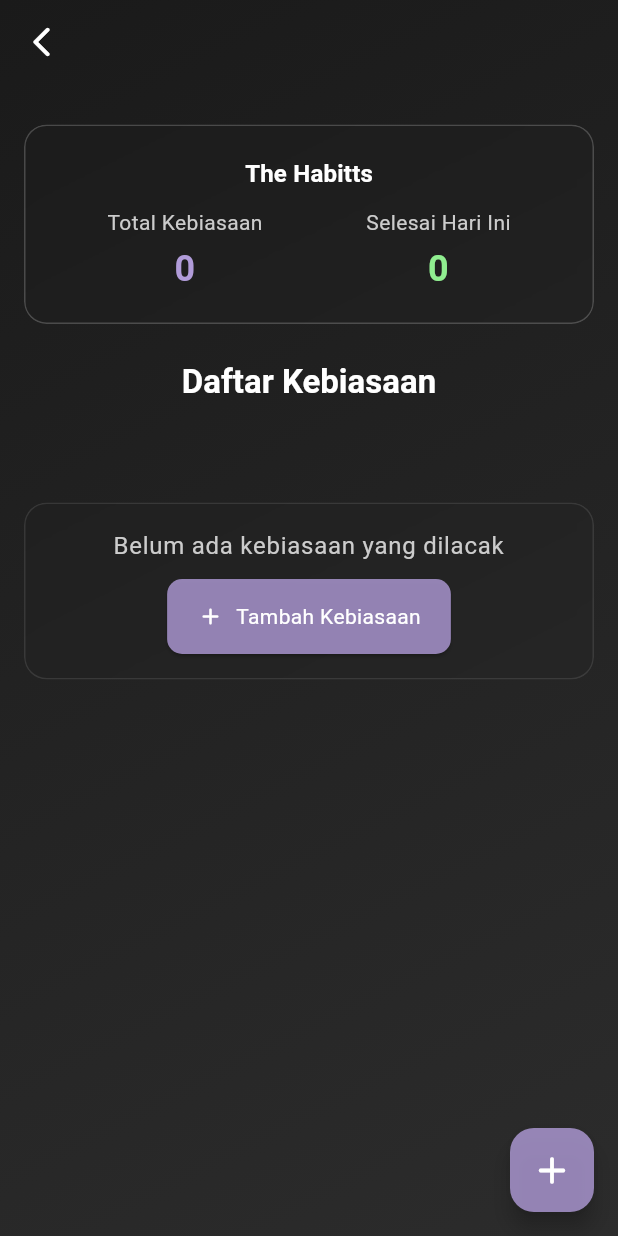
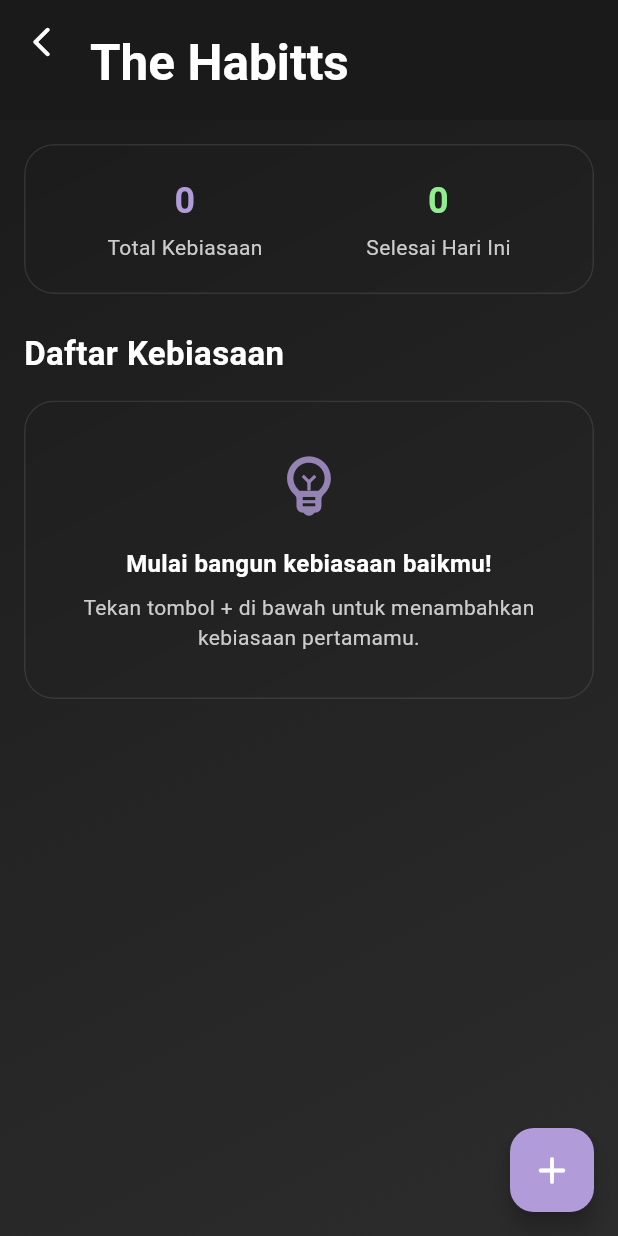
Before and after one commit to wahyualif23014/HirudoraXriverpod, a Flutter app: the HabitsPage screen opened by its route, on a phone screen of 412 x 824 dp. Run offline on Flutter 3.47's test engine with Material 3 defaults, Android fonts, the phone set to English and light mode, and no system bars; our stand-ins replace dartz, equatable, firebase_core, flutter_riverpod, flutter_slidable, go_router and 2 more; accounts and stored records are empty; generated files the repository leaves out were written again.

Commit message:
new tanggal 6 habits_page habits_detail

```diff
--- a/lib/features/habits/presentation/page/habits_page.dart
+++ b/lib/features/habits/presentation/page/habits_page.dart
@@ -9,242 +9,308 @@ import '../../../../core/widgets/app_scaffold.dart';
 import '../../../../core/widgets/glass_container.dart';
 import '../../../../app/themes/colors.dart';
 import '../../../../app/routes/routes.dart';
+import '../../../../app/themes/app_theme.dart'; // Impor AppTextStyles
 
 class HabitsPage extends ConsumerWidget {
   const HabitsPage({super.key});
 
+  // Dialog konfirmasi hapus, tidak ada perubahan
   Future<bool> _showConfirmDeleteDialog(BuildContext context) async {
     return await showDialog(
           context: context,
-      builder: (context) => AlertDialog(
+          builder:
+              (context) => AlertDialog(
                 backgroundColor: AppColors.secondaryBackground,
-        shape: RoundedRectangleBorder(borderRadius: BorderRadius.circular(20)),
-        title: Text('Hapus Kebiasaan?', style: Theme.of(context).textTheme.titleLarge?.copyWith(color: AppColors.primaryText)),
-        content: Text('Yakin ingin menghapus kebiasaan ini? Semua catatan penyelesaian juga akan terhapus.', style: Theme.of(context).textTheme.bodyMedium?.copyWith(color: AppColors.secondaryText)),
+                shape: RoundedRectangleBorder(
+                  borderRadius: BorderRadius.circular(20),
+                ),
+                title: Text(
+                  'Hapus Kebiasaan?',
+                  style: Theme.of(context).textTheme.titleLarge?.copyWith(
+                    color: AppColors.primaryText,
+                  ),
+                ),
+                content: Text(
+                  'Yakin ingin menghapus kebiasaan ini? Semua catatan penyelesaian juga akan terhapus.',
+                  style: Theme.of(context).textTheme.bodyMedium?.copyWith(
+                    color: AppColors.secondaryText,
+                  ),
+                ),
                 actions: [
                   TextButton(
                     onPressed: () => Navigator.of(context).pop(false),
-            child: const Text('Batal', style: TextStyle(color: AppColors.secondaryText)),
+                    child: const Text(
+                      'Batal',
+                      style: TextStyle(color: AppColors.secondaryText),
+                    ),
                   ),
                   ElevatedButton(
                     onPressed: () => Navigator.of(context).pop(true),
                     style: ElevatedButton.styleFrom(
                       backgroundColor: AppColors.error,
-              shape: RoundedRectangleBorder(borderRadius: BorderRadius.circular(10))
+                      shape: RoundedRectangleBorder(
+                        borderRadius: BorderRadius.circular(10),
                       ),
-            child: const Text('Hapus', style: TextStyle(color: AppColors.primaryText)),
+                    ),
+                    child: const Text(
+                      'Hapus',
+                      style: TextStyle(color: AppColors.primaryText),
+                    ),
                   ),
                 ],
               ),
-    ) ?? false;
+        ) ??
+        false;
   }
 
   @override
   Widget build(BuildContext context, WidgetRef ref) {
-    final habitsAsyncValue = ref.watch(habitsStreamProvider); // Stream semua habits
-    final dailyHabitSummary = ref.watch(dailyHabitSummaryProvider); // Ringkasan harian
+    final habitsAsyncValue = ref.watch(habitsStreamProvider);
+    final dailyHabitSummary = ref.watch(dailyHabitSummaryProvider);
 
     Future<void> _refreshData() async {
+      // Invalidate semua provider yang relevan
       ref.invalidate(habitsStreamProvider);
       ref.invalidate(dailyHabitSummaryProvider);
-      ref.invalidate(habitCompletionsStreamProvider); // Juga refresh completions
+      ref.invalidate(habitCompletionsStreamProvider);
     }
 
     return AppScaffold(
-      const SizedBox(height: 5),
-      title: '',
-      appBarColor: AppColors.primaryBackground,
+      const SizedBox(height: 5), // Placeholder
+      body: RefreshIndicator(
+        onRefresh: _refreshData,
+        color: AppColors.accentPurple,
+        backgroundColor: AppColors.primaryText,
+        child: CustomScrollView(
+          slivers: [
+            SliverAppBar(
+              pinned: true,
+              expandedHeight: 80.0, // Tinggi area header besar
+              backgroundColor: AppColors.primaryBackground.withOpacity(0.85),
+              elevation: 0,
               leading: IconButton(
                 icon: const Icon(
-          Icons.arrow_back_ios_rounded, // Mengubah ikon kembali agar konsisten
+                  Icons.arrow_back_ios_rounded,
                   color: AppColors.primaryText,
                 ),
                 onPressed: () => context.go(AppRoutes.homePath),
                 tooltip: 'Kembali ke Beranda',
               ),
-      // actions: [
-      //   IconButton(
-      //     icon: const Icon(Icons.add_rounded, color: AppColors.primaryText),
-      //     onPressed: () => context.push(AppRoutes.addHabitPath), // Gunakan context.push untuk add
-      //     tooltip: 'Tambah Kebiasaan Baru',
-      //   ),
-      // ],
-      body: RefreshIndicator( // RefreshIndicator
-        onRefresh: _refreshData,
-        color: AppColors.accentPurple,
-        backgroundColor: AppColors.secondaryBackground,
+              flexibleSpace: FlexibleSpaceBar(
+                titlePadding: const EdgeInsets.only(
+                  left: 60,
+                  bottom: 16,
+                ), // Sesuaikan padding judul
+                title: Text(
+                  'The Habitts',
+                  style: AppTextStyles.titleLarge.copyWith(
+                    color: AppColors.primaryText,
+                    fontWeight: FontWeight.bold,
+                  ),
+                ),
+                background: Container(color: AppColors.primaryBackground),
+              ),
+            ),
+
+            // --- Kartu Ringkasan Harian ---
+            SliverToBoxAdapter(
+              child: Padding(
+                padding: const EdgeInsets.fromLTRB(16, 16, 16, 24),
+                child: _buildDailySummaryCard(context, dailyHabitSummary),
+              ),
+            ),
+
+            // --- Judul "Daftar Kebiasaan" ---
+            SliverToBoxAdapter(
+              child: Padding(
+                padding: const EdgeInsets.symmetric(horizontal: 16.0),
+                child: Text(
+                  'Daftar Kebiasaan',
+                  style: AppTextStyles.titleLarge.copyWith(
+                    fontWeight: FontWeight.bold,
+                    color: AppColors.primaryText,
+                  ),
+                ),
+              ),
+            ),
+
+            // --- Daftar Kebiasaan atau Tampilan Kosong ---
+            habitsAsyncValue.when(
+              data: (habits) {
+                if (habits.isEmpty) {
+                  return SliverToBoxAdapter(
                     child: Padding(
                       padding: const EdgeInsets.all(16.0),
-          child: Column(
-            crossAxisAlignment: CrossAxisAlignment.center,
-            children: [
-              Text(
-                '',
-                style: Theme.of(context).textTheme.headlineSmall?.copyWith(fontWeight: FontWeight.bold, color: AppColors.primaryText),
+                      child: _buildEmptyState(
+                        context,
+                      ), // Tampilan saat tidak ada data
                     ),
-              const SizedBox(height: 35),
-
-              // Ringkasan Harian Kebiasaan
-              _buildDailySummaryCard(context, dailyHabitSummary),
-              const SizedBox(height: 25),
-
-              Column(
-                crossAxisAlignment: CrossAxisAlignment.start,
-                children: [
-                  Text(
-                    'Daftar Kebiasaan',
-                    style: Theme.of(context).textTheme.titleLarge?.copyWith(fontWeight: FontWeight.bold, color: AppColors.primaryText),
-                  ),
-                  const SizedBox(height: 10),
-                ],
-              ),
-              Expanded(
-                child: habitsAsyncValue.when(
-                  data: (habits) {
-                    if (habits.isEmpty) {
-                      return ListView(
-                        physics: const AlwaysScrollableScrollPhysics(),
-                        children: [
-                          GlassContainer( // Gunakan GlassContainer seperti contoh Anda
-                            borderRadius: 15,
-                            padding: const EdgeInsets.all(16),
-                            linearGradientColors: [
-                              AppColors.accentPurple.withOpacity(0.10,),
-                              AppColors.secondaryBackground.withOpacity(0.25),
-                              AppColors.accentPurple.withOpacity(0.10,),
-                            ],
-                            child: Column(
-                              crossAxisAlignment: CrossAxisAlignment.center,
-                              children: [
-                                Text(
-                                  'Belum ada kebiasaan yang dilacak',
-                                  textAlign: TextAlign.center,
-                                  style: Theme.of(context).textTheme.bodyLarge?.copyWith(
-                                    color: AppColors.secondaryText,
-                                  ),
-                                ),
-                                const SizedBox(height: 10),
-                                ElevatedButton.icon(
-                                  onPressed: () {
-                                    context.push(AppRoutes.addHabitPath); // Gunakan context.push
-                                  },
-                                  icon: const Icon(Icons.add_rounded, color: AppColors.primaryText),
-                                  label: Text('Tambah Kebiasaan', style: Theme.of(context).textTheme.bodyMedium?.copyWith(color: AppColors.primaryText)),
-                                  style: ElevatedButton.styleFrom(
-                                    backgroundColor: AppColors.accentPurple.withOpacity(0.8),
-                                    shape: RoundedRectangleBorder(borderRadius: BorderRadius.circular(10)),
-                                  ),
-                                ),
-                              ],
-                            ),
-                          ),
-                          // Padding( // Padding untuk teks "Belum ada kebiasaan" jika ada
-                          //   padding: EdgeInsets.only(top: MediaQuery.of(context).size.height * 0.05),
-                          //   child: Center(
-                          //     child: Text(
-                          //       'Mulai lacak kebiasaan Anda sekarang!',
-                          //       style: Theme.of(context).textTheme.bodyMedium?.copyWith(
-                          //         color: AppColors.tertiaryText,
-                          //       ),
-                          //       textAlign: TextAlign.center,
-                          //     ),
-                          //   ),
-                          // ),
-                        ],
                   );
                 }
-                    return ListView.builder(
+                // Jika ada data, tampilkan dalam bentuk daftar sliver
+                return SliverPadding(
+                  padding: const EdgeInsets.fromLTRB(
+                    16,
+                    10,
+                    16,
+                    80,
+                  ), // Padding bawah agar tidak tertutup FAB
+                  sliver: SliverList.builder(
                     itemCount: habits.length,
-                      padding: const EdgeInsets.only(top: 0), // Atur padding
-                      physics: const AlwaysScrollableScrollPhysics(),
                     itemBuilder: (context, index) {
                       final habit = habits[index];
                       return Padding(
-                          padding: const EdgeInsets.symmetric(vertical: 6.0), // Padding vertikal antar item
-                          child: HabitListItem( // Gunakan widget yang sudah kita pisahkan
+                        padding: const EdgeInsets.symmetric(vertical: 6.0),
+                        child: HabitListItem(
                           habit: habit,
                           onToggleComplete: (bool completed) {
-                              ref.read(habitNotifierProvider.notifier).toggleHabitCompletion(habit.id, completed);
+                            ref
+                                .read(habitNotifierProvider.notifier)
+                                .toggleHabitCompletion(habit.id, completed);
+                          },
+                          onTap: () {
+                            context.pushNamed(
+                              'habitDetail',
+                              pathParameters: {'id': habit.id},
+                            );
                           },
                           onEdit: () {
-                              context.push(AppRoutes.addHabitPath, extra: habit); // Kirim objek habit untuk edit
+                            context.push(AppRoutes.addHabitPath, extra: habit);
                           },
                           onDelete: () async {
-                              final confirmed = await _showConfirmDeleteDialog(context);
+                            final confirmed = await _showConfirmDeleteDialog(
+                              context,
+                            );
                             if (confirmed) {
-                                ref.read(habitNotifierProvider.notifier).deleteHabit(habit.id);
+                              ref
+                                  .read(habitNotifierProvider.notifier)
+                                  .deleteHabit(habit.id);
                             }
                           },
                         ),
                       );
                     },
+                  ),
                 );
               },
-                  loading: () => Center(child: CircularProgressIndicator(color: AppColors.accentPurple)),
-                  error: (error, stack) => Center(
-                    child: Text('Gagal memuat kebiasaan: ${error.toString().split(':')[0]}', style: Theme.of(context).textTheme.bodyMedium?.copyWith(color: AppColors.error)),
+              loading:
+                  () => const SliverFillRemaining(
+                    child: Center(
+                      child: CircularProgressIndicator(
+                        color: AppColors.accentPurple,
+                      ),
+                    ),
+                  ),
+              error:
+                  (error, stack) => SliverFillRemaining(
+                    child: Center(
+                      child: Text(
+                        'Gagal memuat kebiasaan: $error',
+                        style: const TextStyle(color: AppColors.error),
+                      ),
                     ),
                   ),
             ),
           ],
         ),
       ),
-      ),
-      floatingActionButton: FloatingActionButton( // FAB untuk tambah kebiasaan
-        onPressed: () {
-          context.push(AppRoutes.addHabitPath); // Gunakan context.push
-        },
-        backgroundColor: AppColors.accentPurple.withOpacity(0.8),
-        child: const Icon(Icons.add_rounded, color: AppColors.primaryText, size: 30),
+      floatingActionButton: FloatingActionButton(
+        onPressed: () => context.push(AppRoutes.addHabitPath),
+        backgroundColor: AppColors.accentPurple,
+        foregroundColor: Colors.white,
+        child: const Icon(Icons.add_rounded, size: 30),
         tooltip: 'Tambah Kebiasaan Baru',
       ),
     );
   }
 
-  // Widget _buildDailySummaryCard
-  Widget _buildDailySummaryCard(BuildContext context, Map<String, int> summary) {
-    return GlassContainer( // Gunakan GlassContainer untuk konsistensi
-      borderRadius: 15,
+  // Widget untuk Kartu Ringkasan Harian (liquid glass)
+  Widget _buildDailySummaryCard(
+    BuildContext context,
+    Map<String, int> summary,
+  ) {
+    return GlassContainer(
+      borderRadius: 20,
       padding: const EdgeInsets.all(20),
-      linearGradientColors: [
-        AppColors.glassBackgroundStart.withOpacity(0.15),
-        AppColors.glassBackgroundEnd.withOpacity(0.1),
-      ],
-      customBorder: Border.all(color: AppColors.glassBackgroundStart.withOpacity(0.2), width: 1),
-      child: Column(
-        crossAxisAlignment: CrossAxisAlignment.center,
-        children: [
-          Text(
-            'The Habitts',
-            style: Theme.of(context).textTheme.titleMedium?.copyWith(color: AppColors.primaryText, fontWeight: FontWeight.bold),
-          ),
-          const SizedBox(height: 10),
-          Row(
+      child: Row(
         mainAxisAlignment: MainAxisAlignment.spaceAround,
         children: [
-              _buildSummaryItem(context, 'Total Kebiasaan', summary['total']!, AppColors.accentPurple),
-              _buildSummaryItem(context, 'Selesai Hari Ini', summary['completedToday']!, AppColors.accentGreen),
-            ],
+          _buildSummaryItem(
+            context,
+            'Total Kebiasaan',
+            summary['total']!,
+            AppColors.accentPurple,
+          ),
+          _buildSummaryItem(
+            context,
+            'Selesai Hari Ini',
+            summary['completedToday']!,
+            AppColors.accentGreen,
           ),
         ],
       ),
     );
   }
 
-  // Widget _buildSummaryItem
-  Widget _buildSummaryItem(BuildContext context, String label, int count, Color color) {
+  // Widget untuk item di dalam kartu ringkasan
+  Widget _buildSummaryItem(
+    BuildContext context,
+    String label,
+    int count,
+    Color color,
+  ) {
     return Column(
       children: [
         Text(
+          '$count',
+          style: AppTextStyles.headlineSmall.copyWith(
+            color: color,
+            fontWeight: FontWeight.bold,
+          ),
+        ),
+        const SizedBox(height: 4),
+        Text(
           label,
-          style: Theme.of(context).textTheme.bodyMedium?.copyWith(color: AppColors.secondaryText),
+          style: AppTextStyles.bodyMedium.copyWith(
+            color: AppColors.secondaryText,
           ),
-        const SizedBox(height: 5),
-        Text(
-          '$count',
-          style: Theme.of(context).textTheme.headlineSmall?.copyWith(color: color, fontWeight: FontWeight.bold),
         ),
       ],
     );
   }
+
+  // Widget untuk tampilan saat tidak ada kebiasaan
+  Widget _buildEmptyState(BuildContext context) {
+    return GlassContainer(
+      borderRadius: 20,
+      padding: const EdgeInsets.symmetric(horizontal: 20, vertical: 30),
+      child: Column(
+        crossAxisAlignment: CrossAxisAlignment.center,
+        children: [
+          Icon(
+            Icons.emoji_objects_outlined,
+            color: AppColors.accentPurple.withOpacity(0.8),
+            size: 50,
+          ),
+          const SizedBox(height: 16),
+          Text(
+            'Mulai bangun kebiasaan baikmu!',
+            textAlign: TextAlign.center,
+            style: AppTextStyles.titleMedium.copyWith(
+              color: AppColors.primaryText,
+              fontWeight: FontWeight.bold,
+            ),
+          ),
+          const SizedBox(height: 8),
+          Text(
+            'Tekan tombol + di bawah untuk menambahkan kebiasaan pertamamu.',
+            textAlign: TextAlign.center,
+            style: AppTextStyles.bodyMedium.copyWith(
+              color: AppColors.secondaryText,
+            ),
+          ),
+        ],
+      ),
+    );
   }
+}
```
Also changed, not shown: lib/app/routes/app_router.dart (+4 -3 lines), lib/features/habits/presentation/widgets/habit_list_item.dart (+55 -63 lines). Lines whose indentation alone changed are shown as unchanged.
